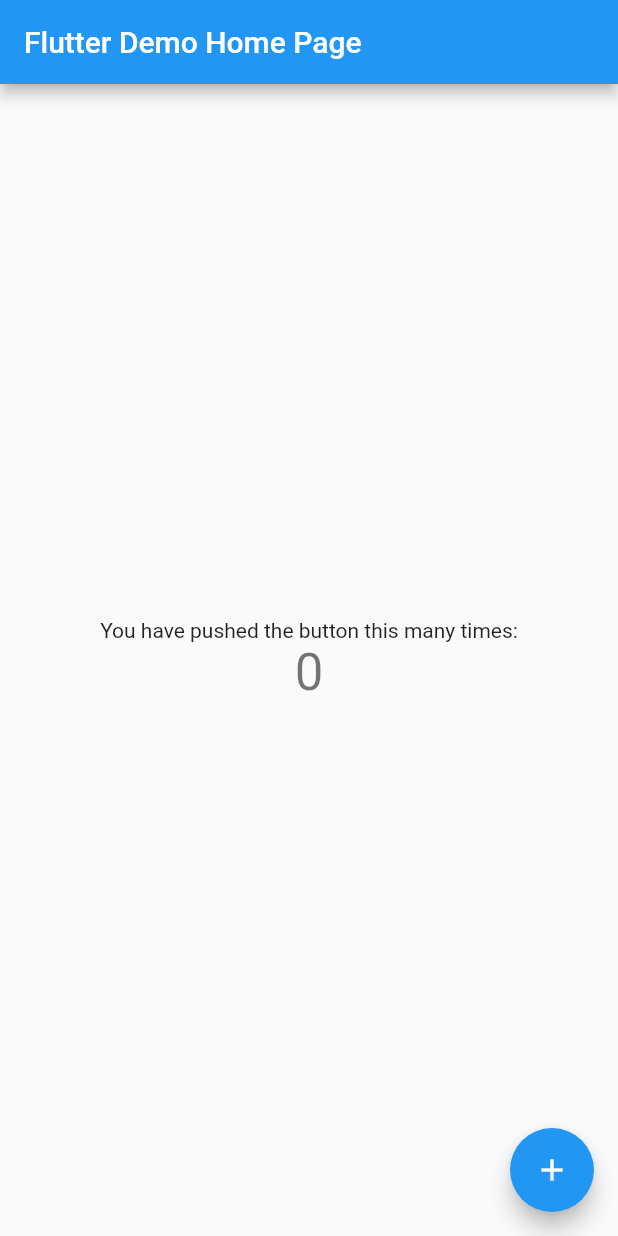
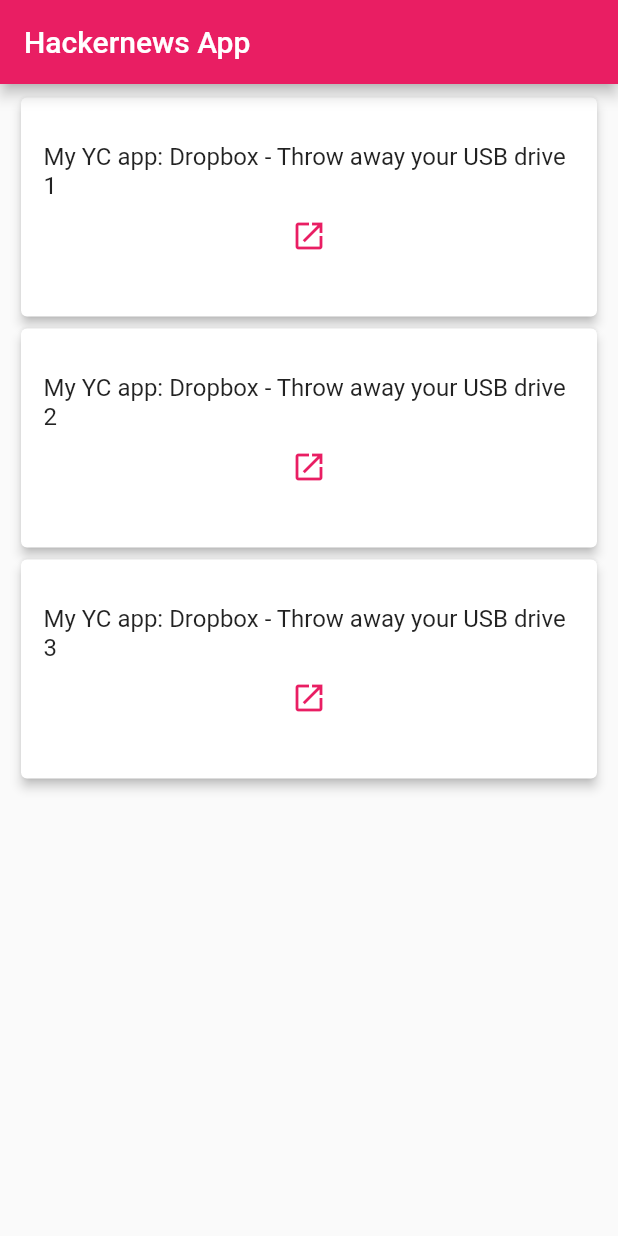
Before and after one commit to satyambnsal/hackernews-app-flutter, a Flutter app: the screen it shows after launch, on a phone screen of 412 x 824 dp. Run offline on Flutter 3.47's test engine with Material 2 defaults, Android fonts, the phone set to English and light mode, and no system bars; network calls fail.

Commit message:
Hackernews API integration

```diff
--- a/lib/main.dart
+++ b/lib/main.dart
@@ -1,113 +1,102 @@
+import 'dart:io';
+import 'dart:ui';
+
 import 'package:flutter/material.dart';
+import 'package:url_launcher/url_launcher.dart';
+import 'models/article.dart';
+import 'theme.dart';
+import 'models/hn_api.dart';
+import 'utils/https-ssl-fix.dart';
 
-void main() {
-  runApp(MyApp());
-}
-
-class MyApp extends StatelessWidget {
-  // This widget is the root of your application.
+class HackerNewsApp extends StatelessWidget {
   @override
   Widget build(BuildContext context) {
     return MaterialApp(
-      title: 'Flutter Demo',
-      theme: ThemeData(
-        // This is the theme of your application.
-        //
-        // Try running your application with "flutter run". You'll see the
-        // application has a blue toolbar. Then, without quitting the app, try
-        // changing the primarySwatch below to Colors.green and then invoke
-        // "hot reload" (press "r" in the console where you ran "flutter run",
-        // or simply save your changes to "hot reload" in a Flutter IDE).
-        // Notice that the counter didn't reset back to zero; the application
-        // is not restarted.
-        primarySwatch: Colors.blue,
+      title: 'Hackernews App',
+      theme: appTheme,
+      home: Scaffold(
+        appBar: AppBar(
+          title: Text('Hackernews App'),
+        ),
+        body: ArticlesList(),
       ),
-      home: MyHomePage(title: 'Flutter Demo Home Page'),
     );
   }
 }
 
-class MyHomePage extends StatefulWidget {
-  MyHomePage({Key? key, required this.title}) : super(key: key);
+class ArticlesList extends StatelessWidget {
+  @override
+  Widget build(BuildContext context) {
+    return Padding(
+      padding: const EdgeInsets.symmetric(horizontal: 10, vertical: 5),
+      child: Column(
+          children: List.generate(
+        articles.length,
+        (index) => HNArticle(
+          title: articles[index].title,
+          url: articles[index].url,
+        ),
+      ).toList()),
+    );
+  }
+}
 
-  // This widget is the home page of your application. It is stateful, meaning
-  // that it has a State object (defined below) that contains fields that affect
-  // how it looks.
-
-  // This class is the configuration for the state. It holds the values (in this
-  // case the title) provided by the parent (in this case the App widget) and
-  // used by the build method of the State. Fields in a Widget subclass are
-  // always marked "final".
-
+class HNArticle extends StatefulWidget {
   final String title;
+  final String url;
+  const HNArticle({
+    Key? key,
+    required this.title,
+    required this.url,
+  }) : super(key: key);
 
   @override
-  _MyHomePageState createState() => _MyHomePageState();
+  _HNArticleState createState() => _HNArticleState();
 }
 
-class _MyHomePageState extends State<MyHomePage> {
-  int _counter = 0;
+class _HNArticleState extends State<HNArticle> {
+  Future<void>? _launched;
 
-  void _incrementCounter() {
-    setState(() {
-      // This call to setState tells the Flutter framework that something has
-      // changed in this State, which causes it to rerun the build method below
-      // so that the display can reflect the updated values. If we changed
-      // _counter without calling setState(), then the build method would not be
-      // called again, and so nothing would appear to happen.
-      _counter++;
-    });
+  Future<void>? _launchInBrowser(String url) async {
+    if (await canLaunch(url)) {
+      launch(
+        url,
+      );
+    } else {
+      throw 'Can not launch url $url';
+    }
   }
 
   @override
   Widget build(BuildContext context) {
-    // This method is rerun every time setState is called, for instance as done
-    // by the _incrementCounter method above.
-    //
-    // The Flutter framework has been optimized to make rerunning build methods
-    // fast, so that you can just rebuild anything that needs updating rather
-    // than having to individually change instances of widgets.
-    return Scaffold(
-      appBar: AppBar(
-        // Here we take the value from the MyHomePage object that was created by
-        // the App.build method, and use it to set our appbar title.
-        title: Text(widget.title),
-      ),
-      body: Center(
-        // Center is a layout widget. It takes a single child and positions it
-        // in the middle of the parent.
-        child: Column(
-          // Column is also a layout widget. It takes a list of children and
-          // arranges them vertically. By default, it sizes itself to fit its
-          // children horizontally, and tries to be as tall as its parent.
-          //
-          // Invoke "debug painting" (press "p" in the console, choose the
-          // "Toggle Debug Paint" action from the Flutter Inspector in Android
-          // Studio, or the "Toggle Debug Paint" command in Visual Studio Code)
-          // to see the wireframe for each widget.
-          //
-          // Column has various properties to control how it sizes itself and
-          // how it positions its children. Here we use mainAxisAlignment to
-          // center the children vertically; the main axis here is the vertical
-          // axis because Columns are vertical (the cross axis would be
-          // horizontal).
-          mainAxisAlignment: MainAxisAlignment.center,
-          children: <Widget>[
-            Text(
-              'You have pushed the button this many times:',
-            ),
-            Text(
-              '$_counter',
-              style: Theme.of(context).textTheme.headline4,
-            ),
-          ],
+    return Card(
+      shadowColor: Colors.black,
+      elevation: 3.0,
+      child: Container(
+        child: Padding(
+          padding: const EdgeInsets.symmetric(horizontal: 15, vertical: 30),
+          child: Column(
+            children: [
+              Text(
+                widget.title,
+                style: TextStyle(fontSize: 16),
+              ),
+              TextButton(
+                onPressed: () => setState(() {
+                  _launched = _launchInBrowser(widget.url);
+                }),
+                child: Icon(Icons.launch),
+              )
+            ],
+          ),
         ),
       ),
-      floatingActionButton: FloatingActionButton(
-        onPressed: _incrementCounter,
-        tooltip: 'Increment',
-        child: Icon(Icons.add),
-      ), // This trailing comma makes auto-formatting nicer for build methods.
     );
   }
 }
+
+void main() async {
+  HttpOverrides.global = MyHttpOverrides();
+  runApp(HackerNewsApp());
+  HackerNewsAPI().getAllStories();
+}
--- /dev/null
+++ b/lib/models/article.dart
@@ -0,0 +1,21 @@
+class Article {
+  final int id;
+  final String title;
+  final String url;
+  const Article({required this.id, required this.title, required this.url});
+}
+
+List<Article> articles = [
+  Article(
+      title: "My YC app: Dropbox - Throw away your USB drive 1",
+      id: 8863,
+      url: "http://www.getdropbox.com/u/2/screencast.html"),
+  Article(
+      title: "My YC app: Dropbox - Throw away your USB drive 2",
+      id: 8864,
+      url: "http://www.getdropbox.com/u/2/screencast.html"),
+  Article(
+      title: "My YC app: Dropbox - Throw away your USB drive 3",
+      id: 8865,
+      url: "http://www.getdropbox.com/u/2/screencast.html"),
+];
--- /dev/null
+++ b/lib/theme.dart
@@ -0,0 +1,6 @@
+import 'package:flutter/material.dart';
+
+final appTheme = ThemeData(
+    primarySwatch: Colors.pink,
+    textTheme: TextTheme(
+        headline1: TextStyle(fontSize: 24, fontWeight: FontWeight.bold)));
--- a/pubspec.yaml
+++ b/pubspec.yaml
@@ -18,16 +18,17 @@
 version: 1.0.0+1
 
 environment:
-  sdk: ">=2.12.0 <3.0.0"
+  sdk: '>=2.12.0 <3.0.0'
 
 dependencies:
   flutter:
     sdk: flutter
-
+  url_launcher: ^6.0.4
 
   # The following adds the Cupertino Icons font to your application.
   # Use with the CupertinoIcons class for iOS style icons.
   cupertino_icons: ^1.0.2
+  http: ^0.13.3
 
 dev_dependencies:
   flutter_test:
@@ -38,7 +39,6 @@
 
 # The following section is specific to Flutter.
 flutter:
-
   # The following line ensures that the Material Icons font is
   # included with your application, so that you can use the icons in
   # the material Icons class.
```
Also changed, not shown: lib/models/hn_api.dart (added, +47 -0 lines), lib/utils/https-ssl-fix.dart (added, +10 -0 lines), pubspec.lock, 4 other files.
